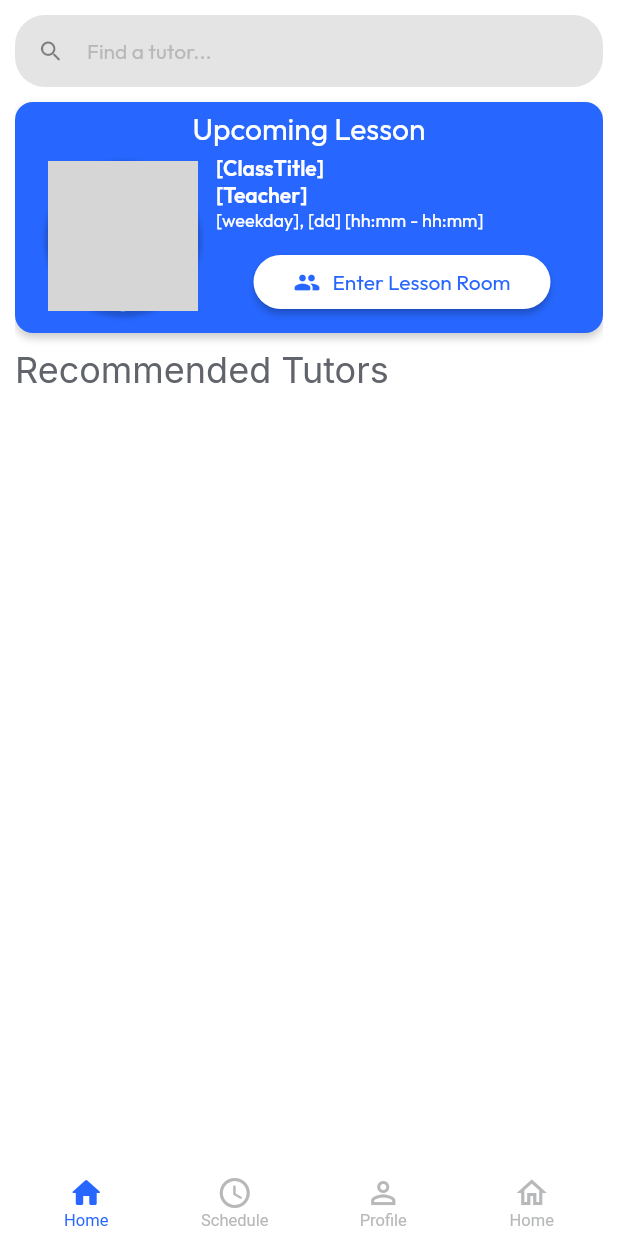
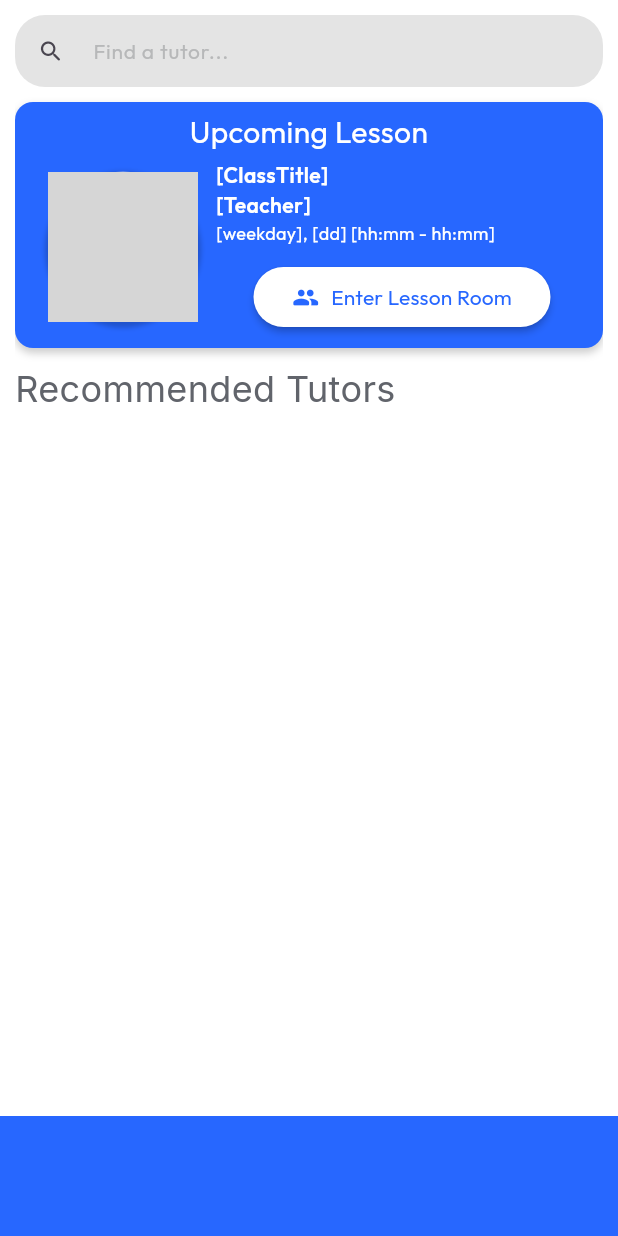
Before and after one commit to phatng45/LetTutor, a Flutter app: the screen it shows after launch, after a tap on "Create Account", on a phone screen of 412 x 824 dp. Run offline on Flutter 3.47's test engine with Material 2 defaults, Android fonts, the phone set to English and light mode, and no system bars; drawn by our look-alikes of auto_size_text, floating_bottom_navigation_bar; our stand-ins replace built_collection, built_value, chewie, cloud_firestore, firebase_core, flutter_rating_bar and 8 more; missing offline and left inert: json_path; accounts and stored records are empty; network calls fail; key blocks and very long unbroken strings in the code were emptied for the run; grey boxes are pictures that could not be loaded.

Commit message:
changed bottom app bar

```diff
--- /dev/null
+++ b/lib/bottom_nav_bar/bottom_nav_bar_widget.dart
@@ -0,0 +1,53 @@
+import 'package:flutter/material.dart';
+import 'package:let_tutor/flutter_flow/flutter_flow_theme.dart';
+
+class BottomNavBarWidget extends StatelessWidget {
+  const BottomNavBarWidget({
+    // this.fabLocation = FloatingActionButtonLocation.endDocked,
+    this.shape = const CircularNotchedRectangle(),
+  });
+
+  // final FloatingActionButtonLocation fabLocation;
+  final NotchedShape? shape;
+
+  // static final List<FloatingActionButtonLocation> centerLocations =
+  //     <FloatingActionButtonLocation>[
+  //   FloatingActionButtonLocation.centerDocked,
+  //   FloatingActionButtonLocation.centerFloat,
+  // ];
+
+  @override
+  Widget build(BuildContext context) {
+    return BottomAppBar(
+      shape: shape,
+      surfaceTintColor: FlutterFlowTheme.of(context).primaryColor,
+      color: FlutterFlowTheme.of(context).primaryColor,
+      child: IconTheme(
+        data: IconThemeData(
+            color: FlutterFlowTheme.of(context).primaryColor, size: 25),
+        child: Row(
+          children: <Widget>[
+            IconButton(
+              icon: const Icon(Icons.search),
+              onPressed: () {},
+            ),
+            // if (centerLocations.contains(fabLocation)) const Spacer(),
+            IconButton(
+              tooltip: 'Search',
+              icon: const Icon(Icons.schedule),
+              onPressed: () {},
+            ),
+            IconButton(
+              tooltip: 'Favorite',
+              icon: const Icon(Icons.person_outline_rounded),
+              onPressed: () {},
+            ),
+            const Spacer(),
+            IconButton(
+                onPressed: () {}, icon: const Icon(Icons.more_vert_rounded))
+          ],
+        ),
+      ),
+    );
+  }
+}
--- a/lib/main.dart
+++ b/lib/main.dart
@@ -1,6 +1,6 @@
-import 'package:floating_bottom_navigation_bar/floating_bottom_navigation_bar.dart';
 import 'package:flutter/material.dart';
 import 'package:flutter_localizations/flutter_localizations.dart';
+import 'package:let_tutor/bottom_nav_bar/bottom_nav_bar_widget.dart';
 
 import 'backend/firebase/firebase_config.dart';
 import 'flutter_flow/flutter_flow_theme.dart';
@@ -62,8 +62,8 @@ class _MyAppState extends State<MyApp> {
       ],
       locale: _locale,
       supportedLocales: const [Locale('en', '')],
-      theme: ThemeData(brightness: Brightness.light),
-      darkTheme: ThemeData(brightness: Brightness.dark),
+      theme: ThemeData(brightness: Brightness.light, useMaterial3: true),
+      darkTheme: ThemeData(brightness: Brightness.dark, useMaterial3: true),
       themeMode: _themeMode,
       routeInformationParser: _router.routeInformationParser,
       routerDelegate: _router.routerDelegate,
@@ -93,6 +93,29 @@ class _NavBarPageState extends State<NavBarPage> {
     _currentPage = widget.page;
   }
 
+  // bool _showFab = true;
+  bool _showNotch = true;
+  FloatingActionButtonLocation _fabLocation =
+      FloatingActionButtonLocation.endDocked;
+
+  void _onShowNotchChanged(bool value) {
+    setState(() {
+      _showNotch = value;
+    });
+  }
+
+  // void _onShowFabChanged(bool value) {
+  //   setState(() {
+  //     _showFab = value;
+  //   });
+  // }
+
+  void _onFabLocationChanged(FloatingActionButtonLocation? value) {
+    setState(() {
+      _fabLocation = value ?? FloatingActionButtonLocation.endDocked;
+    });
+  }
+
   @override
   Widget build(BuildContext context) {
     final tabs = {
@@ -103,131 +126,141 @@ class _NavBarPageState extends State<NavBarPage> {
     };
     final currentIndex = tabs.keys.toList().indexOf(_currentPageName);
     return Scaffold(
-      body: Navigator(
-        onGenerateRoute: (settings) {
-          Widget page = HomePageWidget();
-          if (settings.name == 'tutorDetailedInfo') page = HomePageCopyWidget();
-          return MaterialPageRoute(builder: (_) => page);
-        },
-      ),
-      // body: _currentPage ?? tabs[_currentPageName],
+      // body: Navigator(
+      //   onGenerateRoute: (settings) {
+      //     Widget page = HomePageWidget();
+      //     if (settings.name == 'tutorDetailedInfo') page = HomePageCopyWidget();
+      //     return MaterialPageRoute(builder: (_) => page);
+      //   },
+      // ),
+      body: _currentPage ?? tabs[_currentPageName],
       extendBody: true,
-      bottomNavigationBar: FloatingNavbar(
-        currentIndex: currentIndex,
-        onTap: (i) => setState(() {
-          _currentPage = null;
-          _currentPageName = tabs.keys.toList()[i];
-        }),
-        backgroundColor: Colors.white,
-        selectedItemColor: FlutterFlowTheme.of(context).primaryColor,
-        unselectedItemColor: FlutterFlowTheme.of(context).secondaryText,
-        selectedBackgroundColor: Color(0x00000000),
-        borderRadius: 8.0,
-        itemBorderRadius: 8.0,
-        margin: EdgeInsetsDirectional.fromSTEB(0.0, 0.0, 0.0, 0.0),
-        padding: EdgeInsetsDirectional.fromSTEB(0.0, 0.0, 0.0, 0.0),
-        width: MediaQuery.of(context).size.width * 1.0,
-        elevation: 0.0,
-        items: [
-          FloatingNavbarItem(
-            customWidget: Column(
-              mainAxisAlignment: MainAxisAlignment.center,
-              children: [
-                Icon(
-                  currentIndex == 0 ? Icons.home_rounded : Icons.home_outlined,
-                  color: currentIndex == 0
-                      ? FlutterFlowTheme.of(context).primaryColor
-                      : FlutterFlowTheme.of(context).secondaryText,
-                  size: 24.0,
-                ),
-                Text(
-                  'Home',
-                  overflow: TextOverflow.ellipsis,
-                  style: TextStyle(
-                    color: currentIndex == 0
-                        ? FlutterFlowTheme.of(context).primaryColor
-                        : FlutterFlowTheme.of(context).secondaryText,
-                    fontSize: 11.0,
-                  ),
-                ),
-              ],
-            ),
-          ),
-          FloatingNavbarItem(
-            customWidget: Column(
-              mainAxisAlignment: MainAxisAlignment.center,
-              children: [
-                Icon(
-                  Icons.access_time_rounded,
-                  color: currentIndex == 1
-                      ? FlutterFlowTheme.of(context).primaryColor
-                      : FlutterFlowTheme.of(context).secondaryText,
-                  size: 24.0,
-                ),
-                Text(
-                  'Schedule',
-                  overflow: TextOverflow.ellipsis,
-                  style: TextStyle(
-                    color: currentIndex == 1
-                        ? FlutterFlowTheme.of(context).primaryColor
-                        : FlutterFlowTheme.of(context).secondaryText,
-                    fontSize: 11.0,
-                  ),
-                ),
-              ],
-            ),
-          ),
-          FloatingNavbarItem(
-            customWidget: Column(
-              mainAxisAlignment: MainAxisAlignment.center,
-              children: [
-                Icon(
-                  currentIndex == 2
-                      ? Icons.person_rounded
-                      : Icons.person_outline,
-                  color: currentIndex == 2
-                      ? FlutterFlowTheme.of(context).primaryColor
-                      : FlutterFlowTheme.of(context).secondaryText,
-                  size: 24.0,
-                ),
-                Text(
-                  'Profile',
-                  overflow: TextOverflow.ellipsis,
-                  style: TextStyle(
-                    color: currentIndex == 2
-                        ? FlutterFlowTheme.of(context).primaryColor
-                        : FlutterFlowTheme.of(context).secondaryText,
-                    fontSize: 11.0,
-                  ),
-                ),
-              ],
-            ),
-          ),
-          FloatingNavbarItem(
-            customWidget: Column(
-              mainAxisAlignment: MainAxisAlignment.center,
-              children: [
-                Icon(
-                  currentIndex == 3 ? Icons.home_rounded : Icons.home_outlined,
-                  color: currentIndex == 3
-                      ? FlutterFlowTheme.of(context).primaryColor
-                      : FlutterFlowTheme.of(context).secondaryText,
-                  size: 24.0,
-                ),
-                Text(
-                  'Home',
-                  overflow: TextOverflow.ellipsis,
-                  style: TextStyle(
-                    color: currentIndex == 3
-                        ? FlutterFlowTheme.of(context).primaryColor
-                        : FlutterFlowTheme.of(context).secondaryText,
-                    fontSize: 11.0,
-                  ),
-                ),
-              ],
-            ),
-          )
-        ],
+      // floatingActionButton: _showFab
+      //     ? FloatingActionButton(
+      //         onPressed: () {},
+      //         tooltip: 'Create',
+      //         child: const Icon(Icons.add),
+      //       )
+      //     : null,
+      bottomNavigationBar: BottomNavBarWidget(
+        // fabLocation: _fabLocation,
+        shape: _showNotch ? const CircularNotchedRectangle() : null,
+
+        // currentIndex: currentIndex,
+        // onTap: (i) => setState(() {
+        //   _currentPage = null;
+        //   _currentPageName = tabs.keys.toList()[i];
+        // }),
+        // backgroundColor: Colors.white,
+        // selectedItemColor: FlutterFlowTheme.of(context).primaryColor,
+        // unselectedItemColor: FlutterFlowTheme.of(context).secondaryText,
+        // selectedBackgroundColor: Color(0x00000000),
+        // borderRadius: 8.0,
+        // itemBorderRadius: 8.0,
+        // margin: EdgeInsetsDirectional.fromSTEB(0.0, 0.0, 0.0, 0.0),
+        // padding: EdgeInsetsDirectional.fromSTEB(0.0, 0.0, 0.0, 0.0),
+        // width: MediaQuery.of(context).size.width * 1.0,
+        // elevation: 0.0,
+        // items: [
+        //   FloatingNavbarItem(
+        //     customWidget: Column(
+        //       mainAxisAlignment: MainAxisAlignment.center,
+        //       children: [
+        //         Icon(
+        //           currentIndex == 0 ? Icons.home_rounded : Icons.home_outlined,
+        //           color: currentIndex == 0
+        //               ? FlutterFlowTheme.of(context).primaryColor
+        //               : FlutterFlowTheme.of(context).secondaryText,
+        //           size: 24.0,
+        //         ),
+        //         Text(
+        //           'Home',
+        //           overflow: TextOverflow.ellipsis,
+        //           style: TextStyle(
+        //             color: currentIndex == 0
+        //                 ? FlutterFlowTheme.of(context).primaryColor
+        //                 : FlutterFlowTheme.of(context).secondaryText,
+        //             fontSize: 11.0,
+        //           ),
+        //         ),
+        //       ],
+        //     ),
+        //   ),
+        //   FloatingNavbarItem(
+        //     customWidget: Column(
+        //       mainAxisAlignment: MainAxisAlignment.center,
+        //       children: [
+        //         Icon(
+        //           Icons.access_time_rounded,
+        //           color: currentIndex == 1
+        //               ? FlutterFlowTheme.of(context).primaryColor
+        //               : FlutterFlowTheme.of(context).secondaryText,
+        //           size: 24.0,
+        //         ),
+        //         Text(
+        //           'Schedule',
+        //           overflow: TextOverflow.ellipsis,
+        //           style: TextStyle(
+        //             color: currentIndex == 1
+        //                 ? FlutterFlowTheme.of(context).primaryColor
+        //                 : FlutterFlowTheme.of(context).secondaryText,
+        //             fontSize: 11.0,
+        //           ),
+        //         ),
+        //       ],
+        //     ),
+        //   ),
+        //   FloatingNavbarItem(
+        //     customWidget: Column(
+        //       mainAxisAlignment: MainAxisAlignment.center,
+        //       children: [
+        //         Icon(
+        //           currentIndex == 2
+        //               ? Icons.person_rounded
+        //               : Icons.person_outline,
+        //           color: currentIndex == 2
+        //               ? FlutterFlowTheme.of(context).primaryColor
+        //               : FlutterFlowTheme.of(context).secondaryText,
+        //           size: 24.0,
+        //         ),
+        //         Text(
+        //           'Profile',
+        //           overflow: TextOverflow.ellipsis,
+        //           style: TextStyle(
+        //             color: currentIndex == 2
+        //                 ? FlutterFlowTheme.of(context).primaryColor
+        //                 : FlutterFlowTheme.of(context).secondaryText,
+        //             fontSize: 11.0,
+        //           ),
+        //         ),
+        //       ],
+        //     ),
+        //   ),
+        //   FloatingNavbarItem(
+        //     customWidget: Column(
+        //       mainAxisAlignment: MainAxisAlignment.center,
+        //       children: [
+        //         Icon(
+        //           currentIndex == 3 ? Icons.home_rounded : Icons.home_outlined,
+        //           color: currentIndex == 3
+        //               ? FlutterFlowTheme.of(context).primaryColor
+        //               : FlutterFlowTheme.of(context).secondaryText,
+        //           size: 24.0,
+        //         ),
+        //         Text(
+        //           'Home',
+        //           overflow: TextOverflow.ellipsis,
+        //           style: TextStyle(
+        //             color: currentIndex == 3
+        //                 ? FlutterFlowTheme.of(context).primaryColor
+        //                 : FlutterFlowTheme.of(context).secondaryText,
+        //             fontSize: 11.0,
+        //           ),
+        //         ),
+        //       ],
+        //     ),
+        //   )
+        // ],
       ),
     );
   }
--- a/lib/schedule_page/schedule_page_widget.dart
+++ b/lib/schedule_page/schedule_page_widget.dart
@@ -34,6 +34,7 @@ class _SchedulePageWidgetState extends State<SchedulePageWidget> {
   @override
   Widget build(BuildContext context) {
     return Scaffold(
+
       key: scaffoldKey,
       backgroundColor: Color(0xFF1E2429),
       body: Container(
```
